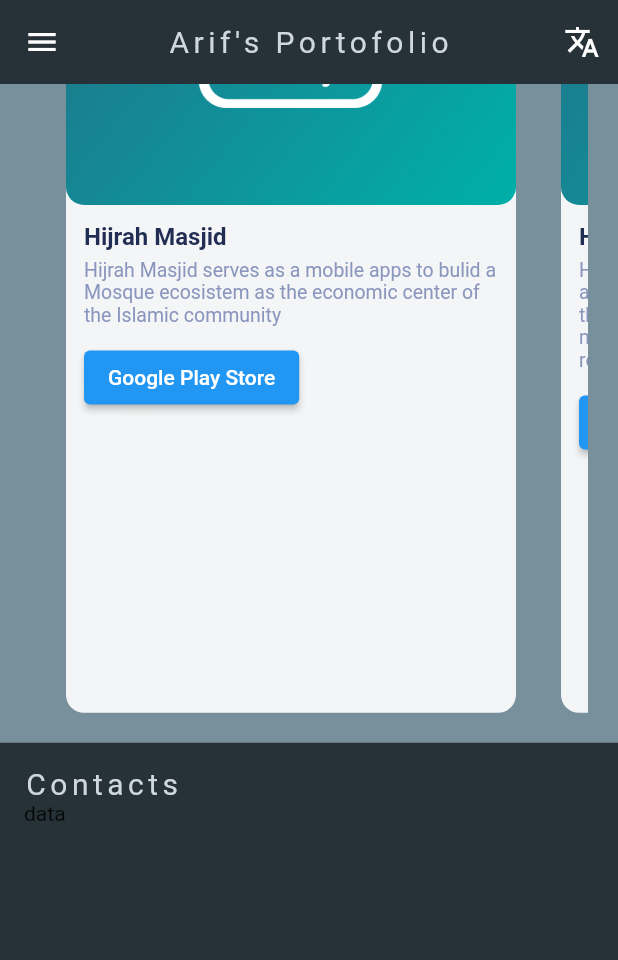
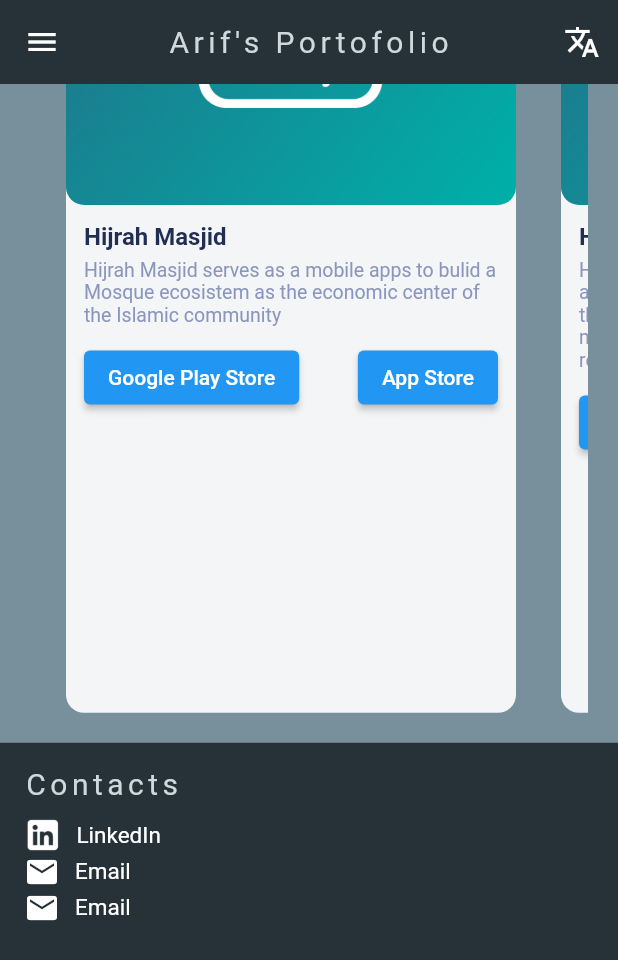
Before and after one commit to Arifrhmn2743/Flutter_portofolio, a Flutter app: the screen it shows after launch, scrolled down 562 dp, on a phone screen of 412 x 824 dp. Shown: the top 960 px of the screen. Run offline on Flutter 3.47's test engine with Material 2 defaults, Android fonts, the phone set to English and light mode, and no system bars; our stand-ins replace carousel_slider, easy_localization, get; missing offline and left inert: universal_html.

Commit message:
update link app store

```diff
--- a/lib/widget/bottom_body.dart
+++ b/lib/widget/bottom_body.dart
@@ -30,7 +30,55 @@
               LocaleKeys.contacts.tr(),
               style: blueTitleSpaceStyle,
             ),
-            Text("data"),
+            SizedBox(
+              height: 10,
+            ),
+            Row(
+              children: [
+                Image.asset(
+                  'assets/images/link.png',
+                  width: 25,
+                  height: 25,
+                ),
+                SizedBox(
+                  width: 10,
+                ),
+                Text(
+                  "LinkedIn",
+                  style: whiteTextStyle,
+                )
+              ],
+            ),
+            Row(
+              children: const [
+                Icon(
+                  Icons.email,
+                  color: Colors.white,
+                ),
+                SizedBox(
+                  width: 10,
+                ),
+                Text(
+                  "Email",
+                  style: whiteTextStyle,
+                )
+              ],
+            ),
+            Row(
+              children: const [
+                Icon(
+                  Icons.email,
+                  color: Colors.white,
+                ),
+                SizedBox(
+                  width: 10,
+                ),
+                Text(
+                  "Email",
+                  style: whiteTextStyle,
+                )
+              ],
+            )
           ],
         ),
       ),
--- a/lib/widget/porto_slide.dart
+++ b/lib/widget/porto_slide.dart
@@ -8,9 +8,9 @@
         name: "Hijrah Masjid",
         desc: LocaleKeys.himas_desc.tr(),
         img: 'assets/images/himas.png',
-        app: false,
+        app: true,
         google: true,
-        urlApp: "",
+        urlApp: "https://apps.apple.com/id/app/hijrahmasjid/id1573349690",
         urlGoogle:
             "https://play.google.com/store/apps/details?id=com.hijrahnuswantara.hijrah_merchants",
         urlGallery: ""),
```
Also changed, not shown: assets/images/link.png (added).
